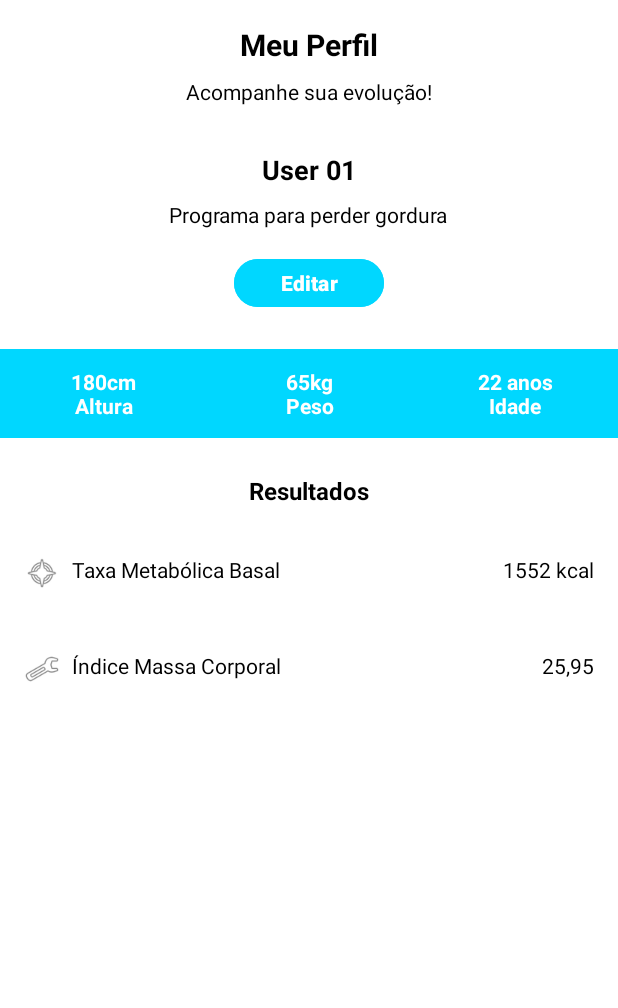
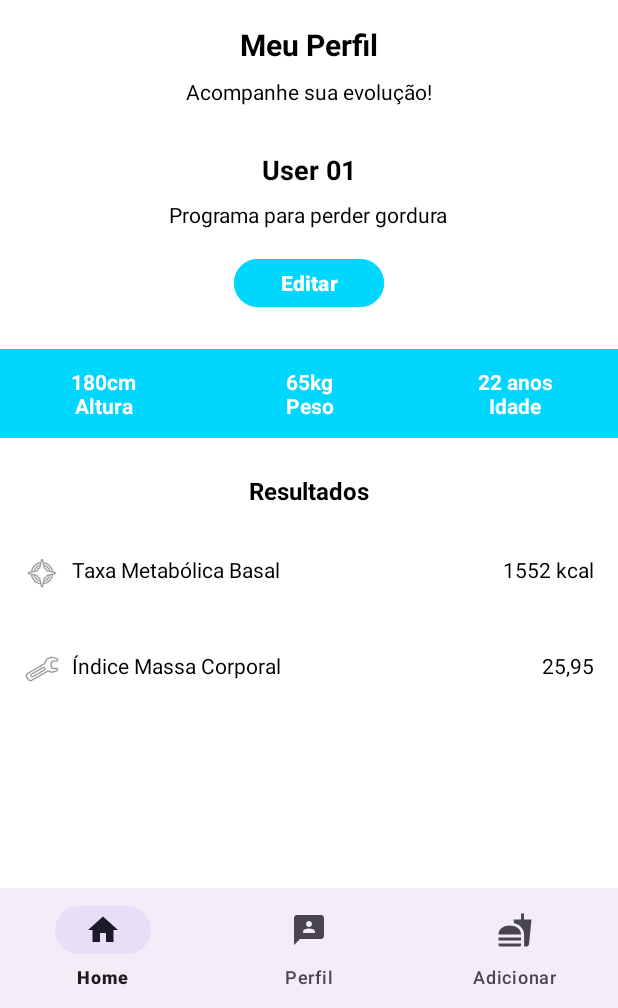
Before and after one commit to Jhennyf/Projeto-Nutrify, an Android app: the PerfilActivity screen opened directly, with no data from a screen before it, on a phone screen of 412 x 824 dp, the part 228-1236 px from its top. Run offline under Robolectric (Android 15) with nearby library versions, the phone set to English and light mode, and no system bars.

Commit message:
:sparkles: feat: adiciona menu nas outras telas

```diff
--- a/app/src/main/AndroidManifest.xml
+++ b/app/src/main/AndroidManifest.xml
@@ -3,6 +3,11 @@
 
     <uses-permission android:name="android.permission.INTERNET" />
     <uses-permission android:name="android.permission.ACCESS_NETWORK_STATE" />
+    <uses-permission android:name="android.permission.GET_ACCOUNTS" />
+    <uses-permission android:name="android.permission.USE_CREDENTIALS" />
+    <uses-permission android:name="android.permission.MANAGE_ACCOUNTS" />
+    <uses-permission android:name="android.permission.ACCESS_FINE_LOCATION" />
+    <uses-permission android:name="android.permission.ACCESS_COARSE_LOCATION" />
 
     <application
         android:allowBackup="true"
--- a/app/src/main/java/com/example/projeto_nutrify/PerfilActivity.kt
+++ b/app/src/main/java/com/example/projeto_nutrify/PerfilActivity.kt
@@ -1,12 +1,14 @@
 package com.example.projeto_nutrify
 
 import android.os.Bundle
-import androidx.appcompat.app.AppCompatActivity
 
-class PerfilActivity : AppCompatActivity() {
+class PerfilActivity : BaseActivity() {
 
     override fun onCreate(savedInstanceState: Bundle?) {
         super.onCreate(savedInstanceState)
-        setContentView(R.layout.activity_perfil)
+    }
+
+    override fun getLayoutResourceId(): Int {
+        return R.layout.activity_perfil
     }
 }
```
Also changed, not shown: app/src/main/java/com/example/projeto_nutrify/AddFoodActivity.kt (+6 -2 lines).
